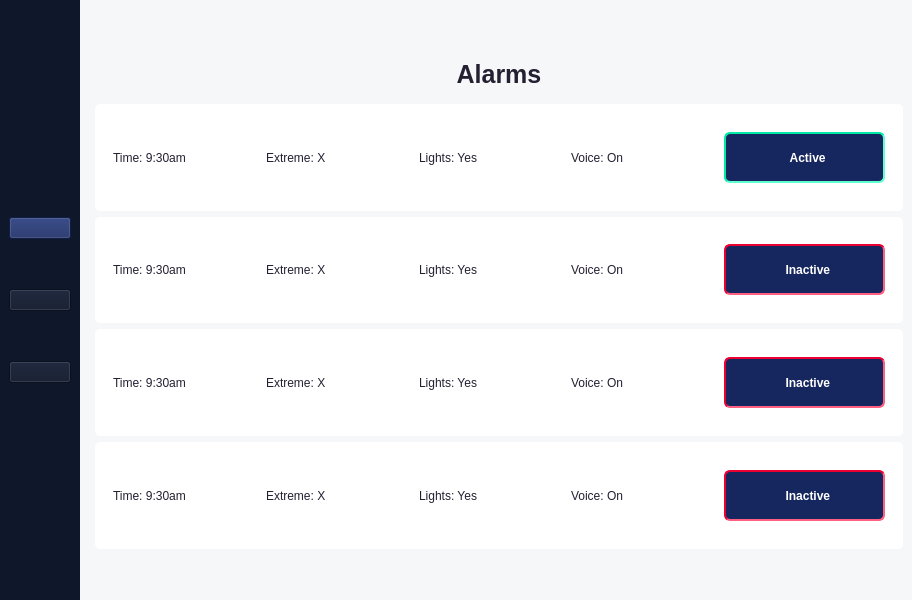
Above: alarmList.ui from ElliotFP/spartan before the change. Below: the same form after it.
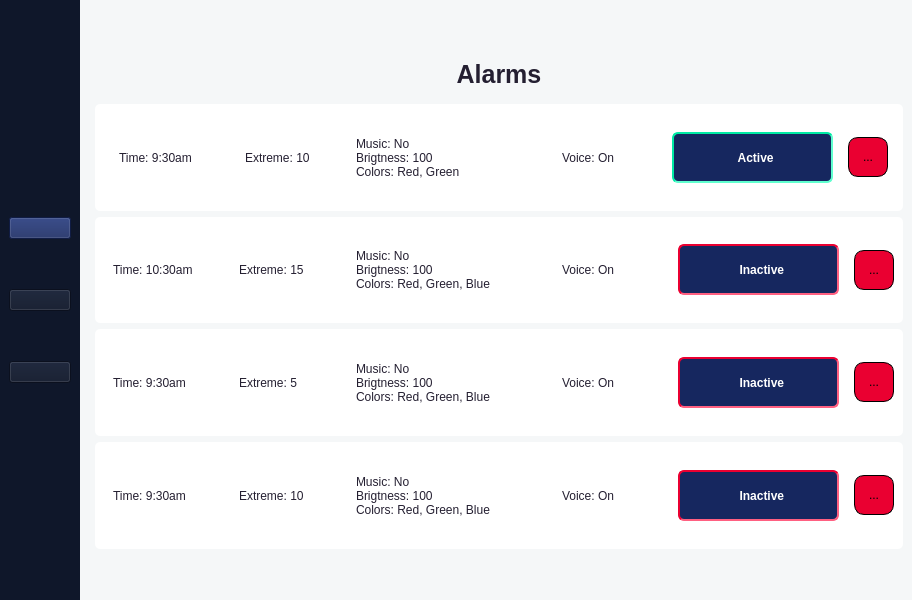
That is the form after the change. Icons and pictures are not drawn.

The edit to the form file:
```diff
--- a/alarmList.ui
+++ b/alarmList.ui
@@ -234,11 +234,38 @@
 background-color: rgb(255, 255, 255);</string>
          </property>
          <layout class="QHBoxLayout" name="horizontalLayout_3">
+          <item>
+           <widget class="QWidget" name="widget_32" native="true"/>
+          </item>
           <item>
            <widget class="QWidget" name="widget_9" native="true">
+            <property name="minimumSize">
+             <size>
+              <width>120</width>
+              <height>0</height>
+             </size>
+            </property>
+            <property name="maximumSize">
+             <size>
+              <width>120</width>
+              <height>16777215</height>
+             </size>
+            </property>
             <layout class="QGridLayout" name="gridLayout">
              <item row="0" column="0">
               <widget class="QLabel" name="label">
+               <property name="minimumSize">
+                <size>
+                 <width>0</width>
+                 <height>0</height>
+                </size>
+               </property>
+               <property name="maximumSize">
+                <size>
+                 <width>16777215</width>
+                 <height>16777215</height>
+                </size>
+               </property>
                <property name="styleSheet">
                 <string notr="true">color: rgb(36, 31, 49);</string>
                </property>
@@ -252,6 +279,12 @@
           </item>
           <item>
            <widget class="QWidget" name="widget_10" native="true">
+            <property name="sizePolicy">
+             <sizepolicy hsizetype="Preferred" vsizetype="Preferred">
+              <horstretch>1</horstretch>
+              <verstretch>0</verstretch>
+             </sizepolicy>
+            </property>
             <layout class="QGridLayout" name="gridLayout_3">
              <item row="0" column="0">
               <widget class="QLabel" name="label_2">
@@ -259,7 +292,7 @@
                 <string notr="true">color: rgb(36, 31, 49);</string>
                </property>
                <property name="text">
-                <string>Extreme: X</string>
+                <string>Extreme: 10</string>
                </property>
               </widget>
              </item>
@@ -268,6 +301,24 @@
           </item>
           <item>
            <widget class="QWidget" name="widget_11" native="true">
+            <property name="sizePolicy">
+             <sizepolicy hsizetype="Preferred" vsizetype="Preferred">
+              <horstretch>1</horstretch>
+              <verstretch>0</verstretch>
+             </sizepolicy>
+            </property>
+            <property name="minimumSize">
+             <size>
+              <width>200</width>
+              <height>0</height>
+             </size>
+            </property>
+            <property name="maximumSize">
+             <size>
+              <width>200</width>
+              <height>16777215</height>
+             </size>
+            </property>
             <layout class="QGridLayout" name="gridLayout_4">
              <item row="0" column="0">
               <widget class="QLabel" name="label_3">
@@ -275,7 +326,9 @@
                 <string notr="true">color: rgb(36, 31, 49);</string>
                </property>
                <property name="text">
-                <string>Lights: Yes</string>
+                <string>Music: No
+Brigtness: 100
+Colors: Red, Green</string>
                </property>
               </widget>
              </item>
@@ -284,6 +337,12 @@
           </item>
           <item>
            <widget class="QWidget" name="widget_12" native="true">
+            <property name="sizePolicy">
+             <sizepolicy hsizetype="Preferred" vsizetype="Preferred">
+              <horstretch>1</horstretch>
+              <verstretch>0</verstretch>
+             </sizepolicy>
+            </property>
             <layout class="QGridLayout" name="gridLayout_5">
              <item row="0" column="0">
               <widget class="QLabel" name="label_4">
@@ -365,6 +424,51 @@
             </layout>
            </widget>
           </item>
+          <item>
+           <widget class="QToolButton" name="btnDelete">
+            <property name="sizePolicy">
+             <sizepolicy hsizetype="Fixed" vsizetype="Fixed">
+              <horstretch>0</horstretch>
+              <verstretch>1</verstretch>
+             </sizepolicy>
+            </property>
+            <property name="minimumSize">
+             <size>
+              <width>40</width>
+              <height>40</height>
+             </size>
+            </property>
+            <property name="maximumSize">
+             <size>
+              <width>40</width>
+              <height>40</height>
+             </size>
+            </property>
+            <property name="styleSheet">
+             <string notr="true">background-color: rgb(234, 0, 49);
+border-style: solid;
+border-width:1px;
+border-radius:10px;
+border-color: rgb(0, 0, 0);</string>
+            </property>
+            <property name="text">
+             <string>...</string>
+            </property>
+            <property name="icon">
+             <iconset>
+              <normaloff>../Desktop/SterilizationDB/Code/UI/src/icons/icons8-remove-96.png</normaloff>../Desktop/SterilizationDB/Code/UI/src/icons/icons8-remove-96.png</iconset>
+            </property>
+            <property name="iconSize">
+             <size>
+              <width>25</width>
+              <height>25</height>
+             </size>
+            </property>
+           </widget>
+          </item>
+          <item>
+           <widget class="QWidget" name="widget_31" native="true"/>
+          </item>
          </layout>
         </widget>
        </item>
@@ -383,6 +487,18 @@
          <layout class="QHBoxLayout" name="horizontalLayout_4">
           <item>
            <widget class="QWidget" name="widget_17" native="true">
+            <property name="minimumSize">
+             <size>
+              <width>120</width>
+              <height>0</height>
+             </size>
+            </property>
+            <property name="maximumSize">
+             <size>
+              <width>120</width>
+              <height>16777215</height>
+             </size>
+            </property>
             <layout class="QGridLayout" name="gridLayout_9">
              <item row="0" column="0">
               <widget class="QLabel" name="label_7">
@@ -390,7 +506,7 @@
                 <string notr="true">color: rgb(36, 31, 49);</string>
                </property>
                <property name="text">
-                <string>Time: 9:30am</string>
+                <string>Time: 10:30am</string>
                </property>
               </widget>
              </item>
@@ -399,6 +515,12 @@
           </item>
           <item>
            <widget class="QWidget" name="widget_14" native="true">
+            <property name="sizePolicy">
+             <sizepolicy hsizetype="Preferred" vsizetype="Preferred">
+              <horstretch>1</horstretch>
+              <verstretch>0</verstretch>
+             </sizepolicy>
+            </property>
             <layout class="QGridLayout" name="gridLayout_7">
              <item row="0" column="0">
               <widget class="QLabel" name="label_5">
@@ -406,7 +528,7 @@
                 <string notr="true">color: rgb(36, 31, 49);</string>
                </property>
                <property name="text">
-                <string>Extreme: X</string>
+                <string>Extreme: 15</string>
                </property>
               </widget>
              </item>
@@ -415,6 +537,24 @@
           </item>
           <item>
            <widget class="QWidget" name="widget_15" native="true">
+            <property name="sizePolicy">
+             <sizepolicy hsizetype="Preferred" vsizetype="Preferred">
+              <horstretch>1</horstretch>
+              <verstretch>0</verstretch>
+             </sizepolicy>
+            </property>
+            <property name="minimumSize">
+             <size>
+              <width>200</width>
+              <height>0</height>
+             </size>
+            </property>
+            <property name="maximumSize">
+             <size>
+              <width>200</width>
+              <height>16777215</height>
+             </size>
+            </property>
             <layout class="QGridLayout" name="gridLayout_8">
              <item row="0" column="0">
               <widget class="QLabel" name="label_6">
@@ -422,7 +562,9 @@
                 <string notr="true">color: rgb(36, 31, 49);</string>
                </property>
                <property name="text">
-                <string>Lights: Yes</string>
+                <string>Music: No
+Brigtness: 100
+Colors: Red, Green, Blue</string>
                </property>
               </widget>
              </item>
@@ -431,6 +573,12 @@
           </item>
           <item>
            <widget class="QWidget" name="widget_19" native="true">
+            <property name="sizePolicy">
+             <sizepolicy hsizetype="Preferred" vsizetype="Preferred">
+              <horstretch>1</horstretch>
+              <verstretch>0</verstretch>
+             </sizepolicy>
+            </property>
             <layout class="QGridLayout" name="gridLayout_12">
              <item row="0" column="0">
               <widget class="QLabel" name="label_8">
@@ -511,6 +659,48 @@
             </layout>
            </widget>
           </item>
+          <item>
+           <widget class="QToolButton" name="btnDelete_2">
+            <property name="sizePolicy">
+             <sizepolicy hsizetype="Fixed" vsizetype="Fixed">
+              <horstretch>0</horstretch>
+              <verstretch>1</verstretch>
+             </sizepolicy>
+            </property>
+            <property name="minimumSize">
+             <size>
+              <width>40</width>
+              <height>40</height>
+             </size>
+            </property>
+            <property name="maximumSize">
+             <size>
+              <width>40</width>
+              <height>40</height>
+             </size>
+            </property>
+            <property name="styleSheet">
+             <string notr="true">background-color: rgb(234, 0, 49);
+border-style: solid;
+border-width:1px;
+border-radius:10px;
+border-color: rgb(0, 0, 0);</string>
+            </property>
+            <property name="text">
+             <string>...</string>
+            </property>
+            <property name="icon">
+             <iconset>
+              <normaloff>../Desktop/SterilizationDB/Code/UI/src/icons/icons8-remove-96.png</normaloff>../Desktop/SterilizationDB/Code/UI/src/icons/icons8-remove-96.png</iconset>
+            </property>
+            <property name="iconSize">
+             <size>
+              <width>25</width>
+              <height>25</height>
+             </size>
+            </property>
+           </widget>
+          </item>
          </layout>
         </widget>
        </item>
@@ -529,6 +719,18 @@
          <layout class="QHBoxLayout" name="horizontalLayout_5">
           <item>
            <widget class="QWidget" name="widget_22" native="true">
+            <property name="minimumSize">
+             <size>
+              <width>120</width>
+              <height>0</height>
+             </size>
+            </property>
+            <property name="maximumSize">
+             <size>
+              <width>120</width>
+              <height>16777215</height>
+             </size>
+            </property>
             <layout class="QGridLayout" name="gridLayout_14">
              <item row="0" column="0">
               <widget class="QLabel" name="label_10">
@@ -552,7 +754,7 @@
                 <string notr="true">color: rgb(36, 31, 49);</string>
                </property>
                <property name="text">
-                <string>Extreme: X</string>
+                <string>Extreme: 5</string>
                </property>
               </widget>
              </item>
@@ -561,6 +763,18 @@
           </item>
           <item>
            <widget class="QWidget" name="widget_25" native="true">
+            <property name="minimumSize">
+             <size>
+              <width>200</width>
+              <height>0</height>
+             </size>
+            </property>
+            <property name="maximumSize">
+             <size>
+              <width>200</width>
+              <height>16777215</height>
+             </size>
+            </property>
             <layout class="QGridLayout" name="gridLayout_17">
              <item row="0" column="0">
               <widget class="QLabel" name="label_13">
@@ -568,7 +782,9 @@
                 <string notr="true">color: rgb(36, 31, 49);</string>
                </property>
                <property name="text">
-                <string>Lights: Yes</string>
+                <string>Music: No
+Brigtness: 100
+Colors: Red, Green, Blue</string>
                </property>
               </widget>
              </item>
@@ -657,6 +873,48 @@
             </layout>
            </widget>
           </item>
+          <item>
+           <widget class="QToolButton" name="btnDelete_3">
+            <property name="sizePolicy">
+             <sizepolicy hsizetype="Fixed" vsizetype="Fixed">
+              <horstretch>0</horstretch>
+              <verstretch>1</verstretch>
+             </sizepolicy>
+            </property>
+            <property name="minimumSize">
+             <size>
+              <width>40</width>
+              <height>40</height>
+             </size>
+            </property>
+            <property name="maximumSize">
+             <size>
+              <width>40</width>
+              <height>40</height>
+             </size>
+            </property>
+            <property name="styleSheet">
+             <string notr="true">background-color: rgb(234, 0, 49);
+border-style: solid;
+border-width:1px;
+border-radius:10px;
+border-color: rgb(0, 0, 0);</string>
+            </property>
+            <property name="text">
+             <string>...</string>
+            </property>
+            <property name="icon">
+             <iconset>
+              <normaloff>../Desktop/SterilizationDB/Code/UI/src/icons/icons8-remove-96.png</normaloff>../Desktop/SterilizationDB/Code/UI/src/icons/icons8-remove-96.png</iconset>
+            </property>
+            <property name="iconSize">
+             <size>
+              <width>25</width>
+              <height>25</height>
+             </size>
+            </property>
+           </widget>
+          </item>
          </layout>
         </widget>
        </item>
@@ -675,6 +933,18 @@
          <layout class="QHBoxLayout" name="horizontalLayout_6">
           <item>
            <widget class="QWidget" name="widget_27" native="true">
+            <property name="minimumSize">
+             <size>
+              <width>120</width>
+              <height>0</height>
+             </size>
+            </property>
+            <property name="maximumSize">
+             <size>
+              <width>120</width>
+              <height>16777215</height>
+             </size>
+            </property>
             <layout class="QGridLayout" name="gridLayout_19">
              <item row="0" column="0">
               <widget class="QLabel" name="label_14">
@@ -698,7 +968,7 @@
                 <string notr="true">color: rgb(36, 31, 49);</string>
                </property>
                <property name="text">
-                <string>Extreme: X</string>
+                <string>Extreme: 10</string>
                </property>
               </widget>
              </item>
@@ -707,6 +977,18 @@
           </item>
           <item>
            <widget class="QWidget" name="widget_30" native="true">
+            <property name="minimumSize">
+             <size>
+              <width>200</width>
+              <height>0</height>
+             </size>
+            </property>
+            <property name="maximumSize">
+             <size>
+              <width>200</width>
+              <height>16777215</height>
+             </size>
+            </property>
             <layout class="QGridLayout" name="gridLayout_22">
              <item row="0" column="0">
               <widget class="QLabel" name="label_17">
@@ -714,7 +996,9 @@
                 <string notr="true">color: rgb(36, 31, 49);</string>
                </property>
                <property name="text">
-                <string>Lights: Yes</string>
+                <string>Music: No
+Brigtness: 100
+Colors: Red, Green, Blue</string>
                </property>
               </widget>
              </item>
@@ -803,6 +1087,48 @@
             </layout>
            </widget>
           </item>
+          <item>
+           <widget class="QToolButton" name="btnDelete_4">
+            <property name="sizePolicy">
+             <sizepolicy hsizetype="Fixed" vsizetype="Fixed">
+              <horstretch>0</horstretch>
+              <verstretch>1</verstretch>
+             </sizepolicy>
+            </property>
+            <property name="minimumSize">
+             <size>
+              <width>40</width>
+              <height>40</height>
+             </size>
+            </property>
+            <property name="maximumSize">
+             <size>
+              <width>40</width>
+              <height>40</height>
+             </size>
+            </property>
+            <property name="styleSheet">
+             <string notr="true">background-color: rgb(234, 0, 49);
+border-style: solid;
+border-width:1px;
+border-radius:10px;
+border-color: rgb(0, 0, 0);</string>
+            </property>
+            <property name="text">
+             <string>...</string>
+            </property>
+            <property name="icon">
+             <iconset>
+              <normaloff>../Desktop/SterilizationDB/Code/UI/src/icons/icons8-remove-96.png</normaloff>../Desktop/SterilizationDB/Code/UI/src/icons/icons8-remove-96.png</iconset>
+            </property>
+            <property name="iconSize">
+             <size>
+              <width>25</width>
+              <height>25</height>
+             </size>
+            </property>
+           </widget>
+          </item>
          </layout>
         </widget>
        </item>
```
